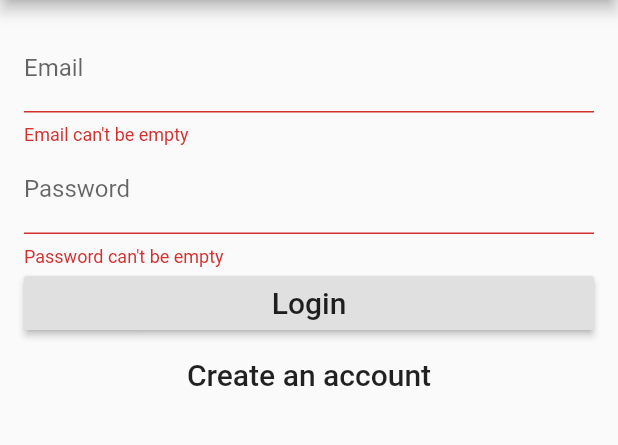
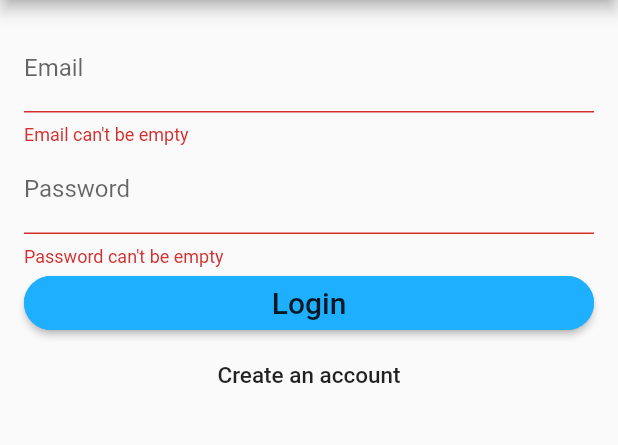
Before and after one commit to ruthvikarva/Capstone-App, a Flutter app: the screen it shows after launch, after a tap on "Login", on a phone screen of 412 x 824 dp, the part 84-529 px from its top. Run offline on Flutter 3.47's test engine with Material 2 defaults, Android fonts, the phone set to English and light mode, and no system bars; our stand-ins replace firebase_auth; accounts and stored records are empty.

Commit message:
Login/Register

```diff
--- a/lib/login_page.dart
+++ b/lib/login_page.dart
@@ -39,7 +39,7 @@ void validateAndSubmit() async{
         if(_formType == FormType.login) {
         FirebaseUser user = (await FirebaseAuth.instance
             .signInWithEmailAndPassword(
-            email: _email, password: _password)) as FirebaseUser;
+            email: _email, password: _password)).user;
         print('Signed in: ${user.uid}');
       }
         else {
@@ -107,9 +107,14 @@ void validateAndSubmit() async{
         new RaisedButton(
           child: new Text('Login', style: new TextStyle(fontSize: 20.0)),
           onPressed: validateAndSubmit,
+          color: Color.fromRGBO(30, 176, 254, 100),
+          shape: RoundedRectangleBorder(
+              borderRadius: new BorderRadius.circular(18.0),
+              side: BorderSide(color: Color.fromRGBO(30, 176, 254, 100))
+          )
         ),
         new FlatButton(
-          child: new Text('Create an account', style: new TextStyle(fontSize: 20.0)),
+          child: new Text('Create an account', style: new TextStyle(fontSize: 15.0)),
           onPressed: moveToRegister,
         )
       ];
@@ -119,9 +124,14 @@ void validateAndSubmit() async{
         new RaisedButton(
           child: new Text('Create an Account', style: new TextStyle(fontSize: 20.0)),
           onPressed: validateAndSubmit,
+          color: Color.fromRGBO(30, 176, 254, 100),
+          shape: RoundedRectangleBorder(
+              borderRadius: new BorderRadius.circular(18.0),
+              side: BorderSide(color: Color.fromRGBO(30, 176, 254, 100))
+          ),
         ),
         new FlatButton(
-          child: new Text('Have an account? Login', style: new TextStyle(fontSize: 20.0)),
+          child: new Text('Have an account? Login', style: new TextStyle(fontSize: 15.0)),
           onPressed: moveToLogin,
         )
       ];
```
